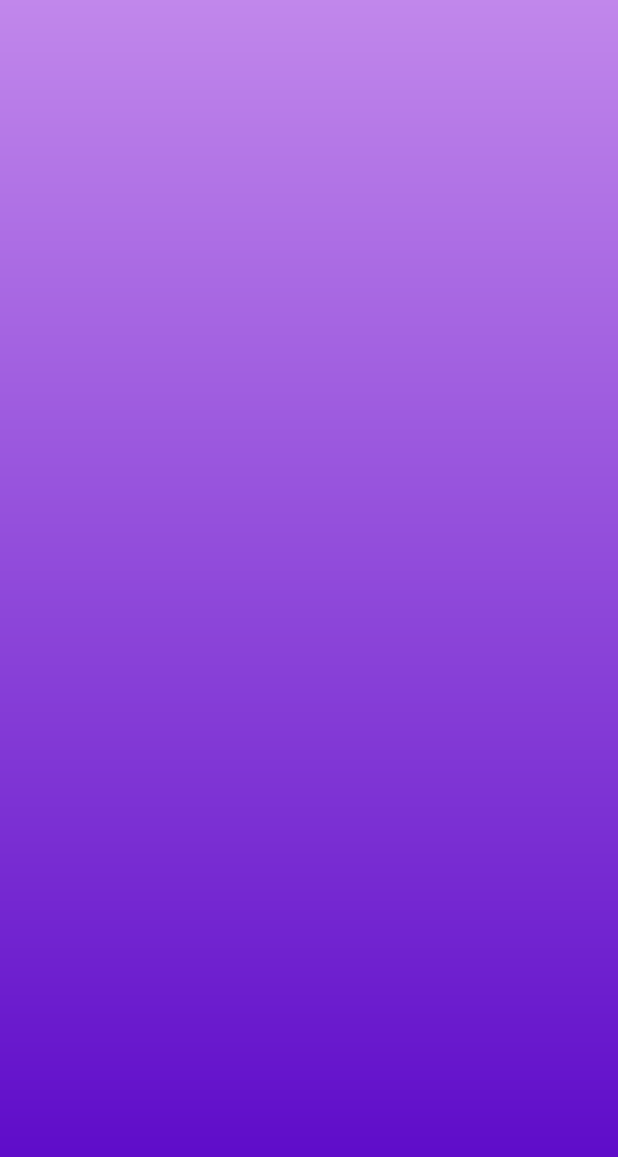
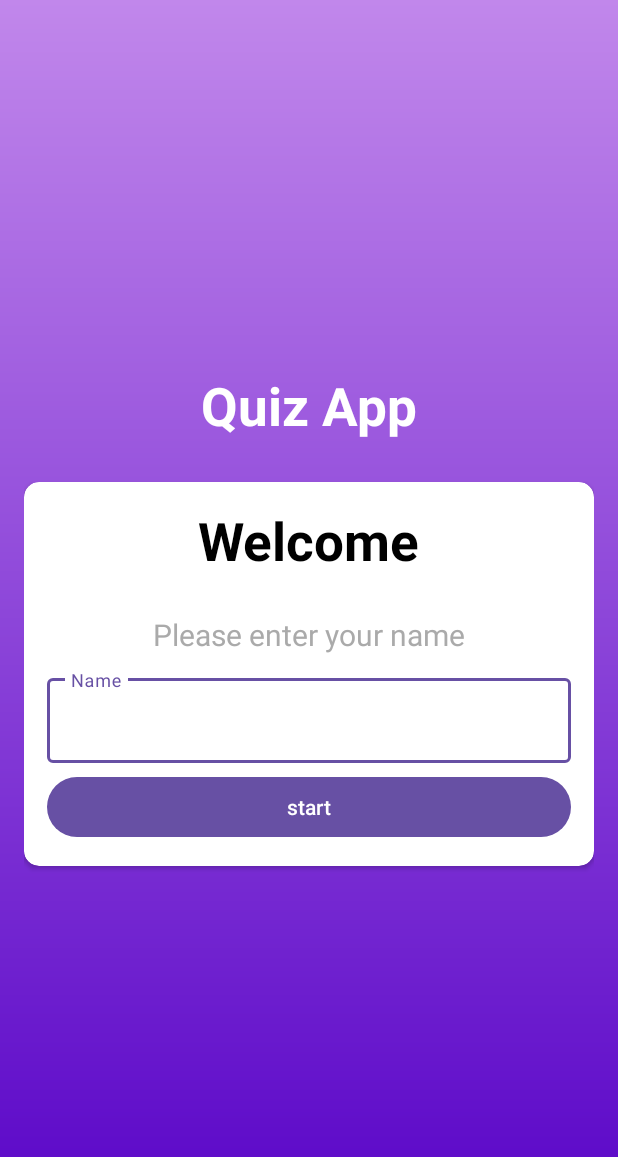
Before and after one commit to RazmusRosen/QuizApp, an Android app: the screen it shows after launch (MainActivity), on a phone screen of 412 x 824 dp. Shown: the top 1157 px of the screen. Run offline under Robolectric (Android 15) with nearby library versions, the phone set to English and light mode, and no system bars.

Commit message:
Add input field for username and start button
This commit adds UI elements to the main activity layout, including:

- A title "Quiz App".
- A card view containing:
    - A "Welcome" message.
    - A prompt "Please enter your name".
    - A text input field for the user's name.
    - A "start" button.

Corresponding string resources have also been added.

```diff
--- a/app/src/main/res/layout/activity_main.xml
+++ b/app/src/main/res/layout/activity_main.xml
@@ -1,12 +1,79 @@
 <?xml version="1.0" encoding="utf-8"?>
 <androidx.appcompat.widget.LinearLayoutCompat xmlns:android="http://schemas.android.com/apk/res/android"
     xmlns:tools="http://schemas.android.com/tools"
+    xmlns:app="http://schemas.android.com/apk/res-auto"
     android:id="@+id/main"
     android:layout_width="match_parent"
     android:layout_height="match_parent"
     tools:context=".MainActivity"
     android:orientation="vertical"
     android:padding="16dp"
-    android:background="@drawable/bg">
+    android:background="@drawable/bg"
+    android:gravity="center">
+
+    <TextView
+        android:text="@string/quiz_app"
+        android:layout_width="wrap_content"
+        android:layout_height="wrap_content"
+        android:textSize="35sp"
+        android:textColor="@color/white"
+        android:textStyle="bold"
+        android:layout_marginBottom="12dp"/>
+
+    <androidx.cardview.widget.CardView
+        android:layout_width="match_parent"
+        android:layout_height="wrap_content"
+        android:background="@color/white"
+        app:cardCornerRadius="10dp"
+        android:layout_marginTop="15dp">
+
+        <androidx.appcompat.widget.LinearLayoutCompat
+            android:layout_width="match_parent"
+            android:layout_height="wrap_content"
+            android:orientation="vertical"
+            android:gravity="center"
+            android:padding="15dp">
+
+            <TextView
+                android:layout_width="wrap_content"
+                android:layout_height="wrap_content"
+                android:text="@string/welcome"
+                android:textColor="@color/black"
+                android:textSize="35sp"
+                android:textStyle="bold"/>
+
+            <TextView
+                android:text="@string/please_enter_your_name"
+                android:layout_marginTop="15dp"
+                android:padding="10dp"
+                android:textSize="20sp"
+                android:textStyle="normal"
+                android:textColor="@android:color/darker_gray"
+                android:layout_width="wrap_content"
+                android:layout_height="wrap_content"/>
+
+            <com.google.android.material.textfield.TextInputLayout
+                android:layout_width="match_parent"
+                android:layout_height="wrap_content"
+                style="@style/ThemeOverlay.Material3.AutoCompleteTextView.OutlinedBox">
+
+                <com.google.android.material.textfield.TextInputEditText
+                    android:id="@+id/name"
+                    android:hint="@string/name"
+                    android:layout_width="match_parent"
+                    android:layout_height="wrap_content"/>
+
+            </com.google.android.material.textfield.TextInputLayout>
+
+            <Button
+                android:layout_marginTop="5dp"
+                android:id="@+id/button_start"
+                android:layout_width="match_parent"
+                android:layout_height="wrap_content"
+                android:text="@string/start"/>
+
+        </androidx.appcompat.widget.LinearLayoutCompat>
+
+    </androidx.cardview.widget.CardView>
 
 </androidx.appcompat.widget.LinearLayoutCompat>
--- a/app/src/main/res/values/strings.xml
+++ b/app/src/main/res/values/strings.xml
@@ -1,3 +1,8 @@
 <resources>
     <string name="app_name">QuizApp</string>
+    <string name="quiz_app">Quiz App</string>
+    <string name="welcome">Welcome</string>
+    <string name="please_enter_your_name">Please enter your name</string>
+    <string name="name">Name</string>
+    <string name="start">start</string>
 </resources>
```
